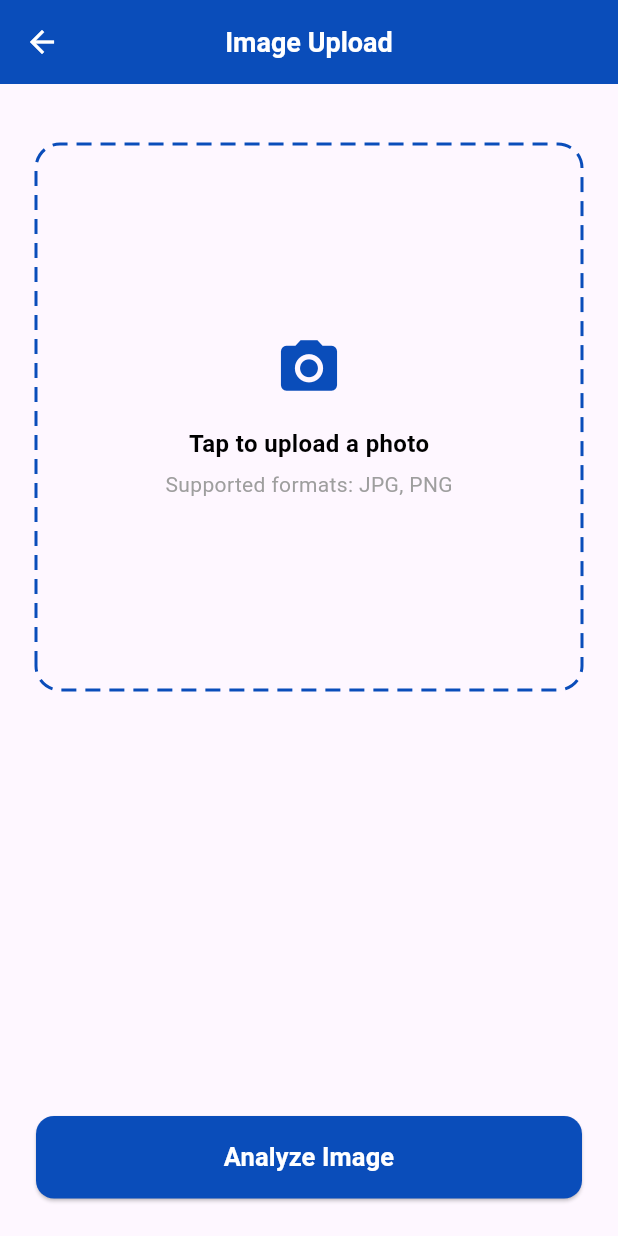
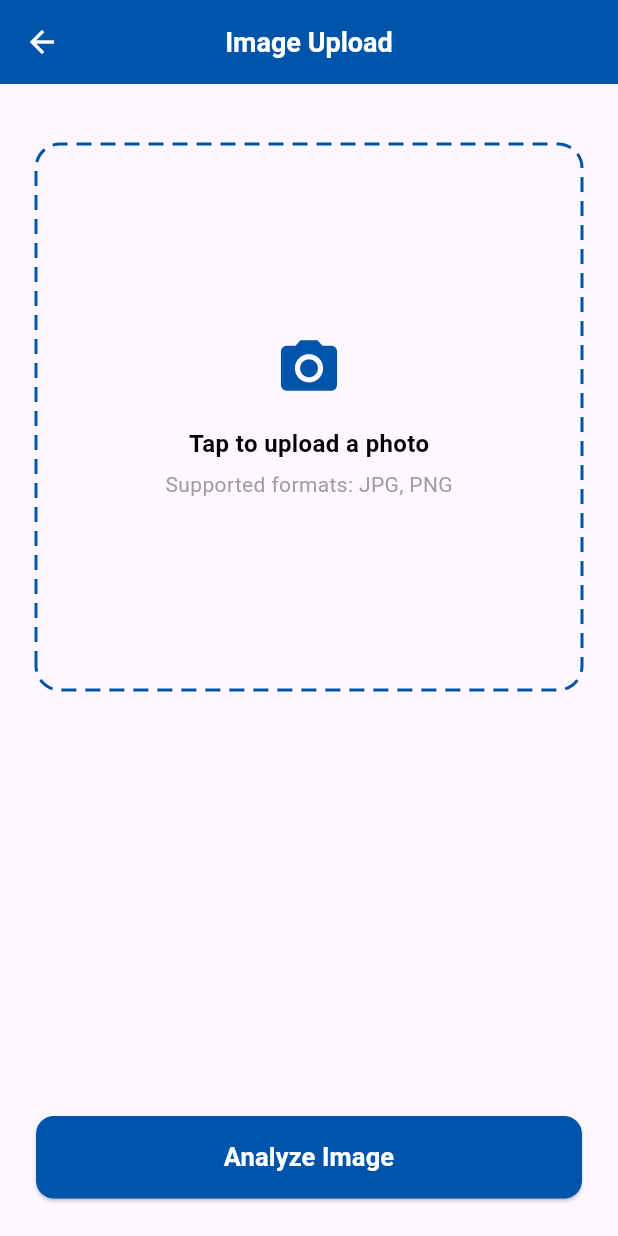
Before and after one commit to ardilyce/CS310_Project, a Flutter app: the ImageUploadScreen screen opened by its route, on a phone screen of 412 x 824 dp. Run offline on Flutter 3.47's test engine with Material 3 defaults, Android fonts, the phone set to English and light mode, and no system bars; our stand-ins replace image_picker.

Commit message:
fix typo and image_upload_screen's colors

```diff
--- a/lib/screens/image_upload_screen.dart
+++ b/lib/screens/image_upload_screen.dart
@@ -2,6 +2,7 @@ import 'dart:io';
 import 'dart:ui' as ui;
 import 'package:flutter/material.dart';
 import 'package:image_picker/image_picker.dart';
+import "utility_class.dart";
 import 'login_screen.dart';
 
 class ImageUploadScreen extends StatefulWidget {
@@ -32,10 +33,10 @@ class _ImageUploadScreenState extends State<ImageUploadScreen> {
 
     return Scaffold(
       appBar: AppBar(
-        backgroundColor: const Color(0xFF0A4DBA),
+        backgroundColor: AppUtility.primaryBlue,
         elevation: 0,
         leading: IconButton(
-          icon: const Icon(Icons.arrow_back, color: Colors.white),
+          icon: const Icon(Icons.arrow_back, color: AppUtility.textWhite),
           onPressed: () {
             // Navigate back to Login screen
             Navigator.pushReplacementNamed(context, '/login');
@@ -45,7 +46,7 @@ class _ImageUploadScreenState extends State<ImageUploadScreen> {
         title: const Text(
           "Image Upload",
           style: TextStyle(
-            color: Colors.white,
+            color: AppUtility.textWhite,
             fontWeight: FontWeight.w600,
             fontSize: 18,
           ),
@@ -75,7 +76,7 @@ class _ImageUploadScreenState extends State<ImageUploadScreen> {
                           children: const [
                             Icon(
                               Icons.camera_alt,
-                              color: Color(0xFF0A4DBA),
+                              color: AppUtility.primaryBlue,
                               size: 45,
                             ),
                             SizedBox(height: 16),
@@ -91,7 +92,7 @@ class _ImageUploadScreenState extends State<ImageUploadScreen> {
                             Text(
                               "Supported formats: JPG, PNG",
                               style: TextStyle(
-                                color: Colors.grey,
+                                color: AppUtility.textGrey,
                                 fontSize: 14,
                               ),
                             ),
@@ -120,7 +121,7 @@ class _ImageUploadScreenState extends State<ImageUploadScreen> {
                   // analyze logic
                 },
                 style: ElevatedButton.styleFrom(
-                  backgroundColor: const Color(0xFF0A4DBA),
+                  backgroundColor: AppUtility.primaryBlue,
                   shape: RoundedRectangleBorder(
                     borderRadius: BorderRadius.circular(12),
                   ),
@@ -128,7 +129,7 @@ class _ImageUploadScreenState extends State<ImageUploadScreen> {
                 child: const Text(
                   "Analyze Image",
                   style: TextStyle(
-                    color: Colors.white,
+                    color: AppUtility.textWhite,
                     fontSize: 17,
                     fontWeight: FontWeight.w600,
                   ),
@@ -152,7 +153,7 @@ class _DashedBorderPainter extends CustomPainter {
     double dashSpace = 6;
 
     final paint = Paint()
-      ..color = const Color(0xFF0A4DBA)
+      ..color = AppUtility.primaryBlue
       ..strokeWidth = 2
       ..style = PaintingStyle.stroke;
 
--- a/lib/screens/utility_class.dart
+++ b/lib/screens/utility_class.dart
@@ -9,7 +9,7 @@ class AppUtility {
   static const Color textLight = Colors.white70;
   static const Color textLight2 = Colors.white54;
   static const Color background = Colors.white;
-  static const Color textGray = Colors.grey;
+  static const Color textGrey = Colors.grey;
 
   // Dynamic Risk Colors
   static const Color riskGreen = Color(0xFF6BCD36); // 0-25
```
